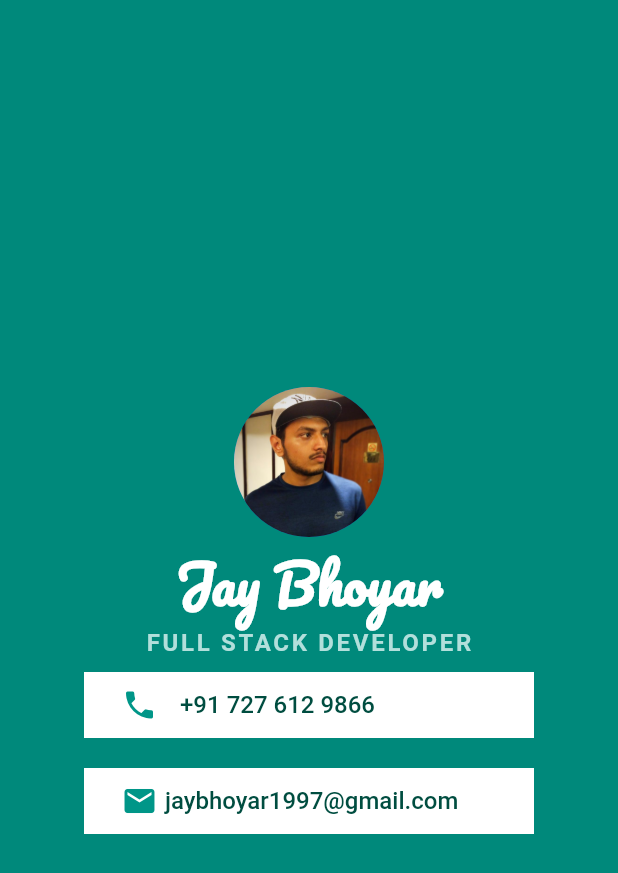
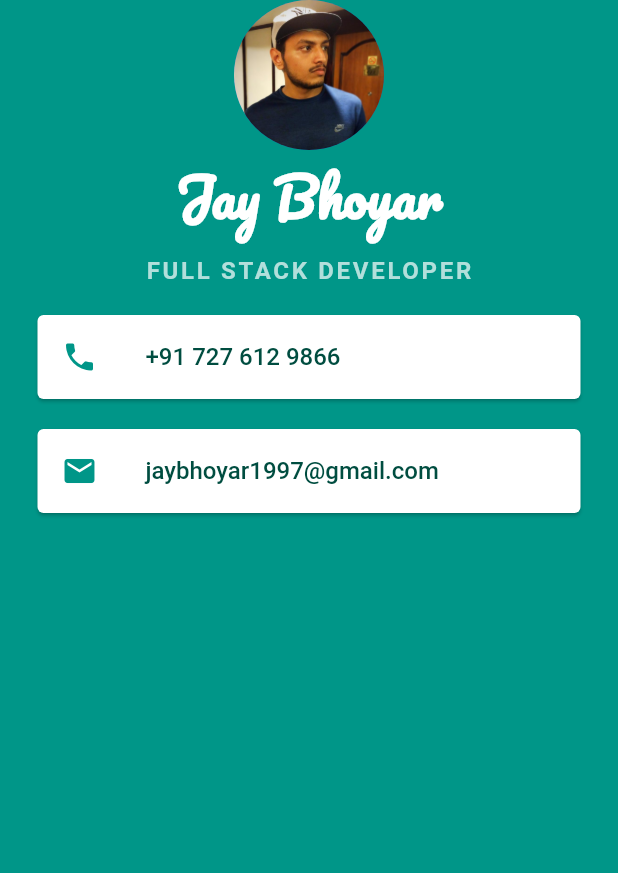
Before and after one commit to jaybhoyar/f-practice, a Flutter app: the screen it shows after launch, on a phone screen of 412 x 824 dp. Shown: the top 873 px of the screen. Run offline on Flutter 3.47's test engine with Material 2 defaults, Android fonts, the phone set to English and light mode, and no system bars.

Commit message:
replace padding class with ListTile

```diff
--- a/mi_card_flutter/lib/main.dart
+++ b/mi_card_flutter/lib/main.dart
@@ -10,13 +10,10 @@ class MyApp extends StatelessWidget {
   Widget build(BuildContext context) {
     return MaterialApp(
       home: Scaffold(
-        backgroundColor: Colors.teal.shade600,
+        backgroundColor: Colors.teal,
         body: SafeArea(
-          child: Row(
-            mainAxisAlignment: MainAxisAlignment.center,
-            children: <Widget>[
-              Column(
-                mainAxisAlignment: MainAxisAlignment.center,
+          child: Center(
+            child: Column(
               children: <Widget>[
                 CircleAvatar(
                   radius: 50.0,
@@ -31,7 +28,9 @@ class MyApp extends StatelessWidget {
                     fontFamily: 'Pacifico',
                   ),
                 ),
-                  Text(
+                Padding(
+                  padding: const EdgeInsets.all(10.0),
+                  child: Text(
                     'FULL STACK DEVELOPER',
                     style: TextStyle(
                       fontSize: 16.0,
@@ -41,61 +40,46 @@ class MyApp extends StatelessWidget {
                       // fontFamily: 'Pacifico',
                     ),
                   ),
-                  Container(
+                ),
+                Card(
                   color: Colors.white,
-                    width: 300,
-                    margin: EdgeInsets.symmetric(vertical: 10.0),
-                    padding:
+                  margin:
                       EdgeInsets.symmetric(vertical: 10.0, horizontal: 25.0),
-                    child: Row(
-                      children: <Widget>[
-                        Icon(
+                  child: ListTile(
+                      leading: Icon(
                         Icons.phone,
                         color: Colors.teal,
                       ),
-                        SizedBox(
-                          width: 15.0,
-                        ),
-                        Text(
+                      title: Text(
                         '+91 727 612 9866',
                         style: TextStyle(
                           fontWeight: FontWeight.w500,
                           fontSize: 16.0,
                           color: Colors.teal.shade900,
                         ),
-                        )
-                      ],
+                      )),
                 ),
-                  ),
-                  Container(
+                Card(
                   color: Colors.white,
-                    width: 300,
-                    margin: EdgeInsets.symmetric(vertical: 10.0),
-                    padding:
+                  margin:
                       EdgeInsets.symmetric(vertical: 10.0, horizontal: 25.0),
-                    child: Row(
-                      children: <Widget>[
-                        Icon(
+                  child: ListTile(
+                    leading: Icon(
                       Icons.email,
                       color: Colors.teal,
                     ),
-                        SizedBox(
-                          width: 5.0,
-                        ),
-                        Text(
+                    title: Text(
                       'jaybhoyar1997@gmail.com',
                       style: TextStyle(
                         fontWeight: FontWeight.w500,
                         fontSize: 16.0,
                         color: Colors.teal.shade900,
                       ),
-                        )
-                      ],
+                    ),
                   ),
                 )
               ],
             ),
-            ],
           ),
         ),
       ),
```
Lines whose indentation alone changed are shown as unchanged.
